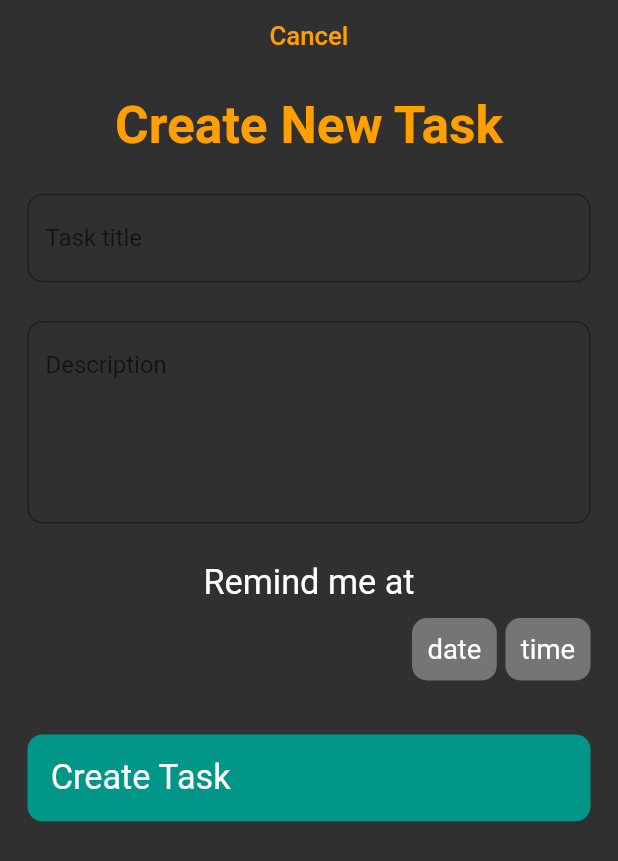
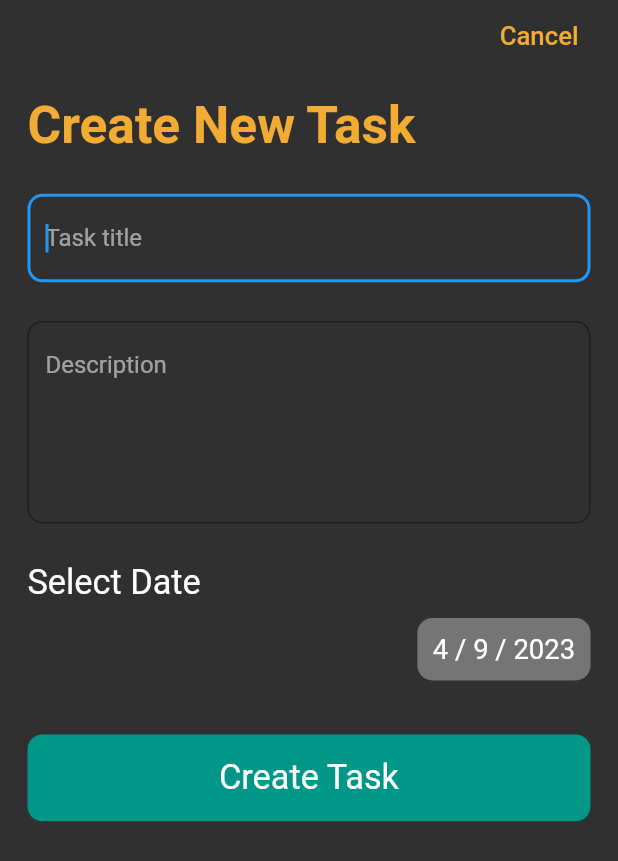
Before and after one commit to sachingupta2006/To-Do-List, a Flutter app: the screen it shows after launch, after a tap on the "add" icon, on a phone screen of 412 x 824 dp. Shown: the top 861 px of the screen. Run offline on Flutter 3.47's test engine with Material 2 defaults, Android fonts, the phone set to English and light mode, and no system bars; our stand-ins replace flutter_screenutil, get.

Commit message:
create new task

```diff
--- a/lib/Routes/Utils/colors.dart
+++ b/lib/Routes/Utils/colors.dart
@@ -2,5 +2,5 @@ import 'package:flutter/material.dart';
 
 class AppColors {
   static const primary = Color.fromARGB(255, 48, 48, 48);
-  static const secondary = Color.fromARGB(255, 255, 160, 0);
+  static const secondary = Color.fromARGB(240, 255, 180, 51);
 }
--- /dev/null
+++ b/lib/Routes/Utils/home_controller.dart
@@ -0,0 +1,5 @@
+import 'package:get/get.dart';
+
+class HomeController extends GetxController {
+  RxList taskData = [].obs;
+}
--- a/lib/Routes/Utils/text.dart
+++ b/lib/Routes/Utils/text.dart
@@ -12,12 +12,21 @@ Widget textSecondary30w600(String text) {
   );
 }
 
+Widget textWhite16Center(String text) {
+  return Text(
+    text,
+    textAlign: TextAlign.center,
+    style: TextStyle(color: Colors.white, fontSize: 16.sp),
+  );
+}
+
 Widget textWhite16(String text) {
   return Text(
     text,
     style: TextStyle(color: Colors.white, fontSize: 16.sp),
   );
 }
+
 Widget textWhite20(String text) {
   return Text(
     text,
--- a/lib/View/create_new_task.dart
+++ b/lib/View/create_new_task.dart
@@ -3,6 +3,11 @@ import 'package:flutter_screenutil/flutter_screenutil.dart';
 import 'package:get/get.dart';
 import 'package:to_do_list/Routes/Utils/colors.dart';
 import '../Routes/Utils/text.dart';
+
+var selectedDate = DateTime.now().obs;
+var stringDate =
+    '${selectedDate.value.day.toString()} / ${selectedDate.value.month.toString()} / ${selectedDate.value.year.toString()}'
+        .obs;
 
 class CreateNewTask extends StatelessWidget {
   const CreateNewTask({super.key});
@@ -16,49 +21,61 @@ class CreateNewTask extends StatelessWidget {
         padding: EdgeInsets.symmetric(horizontal: 16.w),
         physics: const BouncingScrollPhysics(),
         child: Column(
+          crossAxisAlignment: CrossAxisAlignment.start,
           children: [
-            TextButton(
-                onPressed: () => Get.back(), child: textSecondary15('Cancel')),
+            Row(
+              mainAxisAlignment: MainAxisAlignment.end,
+              children: [
+                TextButton(
+                    onPressed: () => Get.back(),
+                    child: textSecondary15('Cancel')),
+              ],
+            ),
             SizedBox(height: 15.h),
             textSecondary30w600('Create New Task'),
             SizedBox(height: 25.h),
             TextFormField(
+              autofocus: true,
+              style: const TextStyle(color: Colors.white),
               decoration: InputDecoration(
                   hintText: 'Task title',
+                  hintStyle: const TextStyle(color: Colors.white54),
                   border: OutlineInputBorder(
                       borderRadius: BorderRadius.circular(10),
                       borderSide:
-                          const BorderSide(color: Colors.white12, width: 1))),
+                          const BorderSide(color: Colors.white60, width: 1))),
             ),
             SizedBox(height: 25.h),
             TextFormField(
+              style: const TextStyle(color: Colors.white),
               maxLines: 5,
               decoration: InputDecoration(
                   hintText: 'Description',
+                  hintStyle: const TextStyle(color: Colors.white54),
                   border: OutlineInputBorder(
                       borderRadius: BorderRadius.circular(10),
                       borderSide:
-                          const BorderSide(color: Colors.white12, width: 1))),
+                          const BorderSide(color: Colors.white60, width: 1))),
             ),
             SizedBox(height: 25.h),
-            textWhite20('Remind me at'),
+            textWhite20('Select Date'),
             SizedBox(height: 10.h),
             Row(
               mainAxisAlignment: MainAxisAlignment.end,
               children: [
-                Container(
-                    padding: EdgeInsets.all(10.h),
-                    decoration: BoxDecoration(
-                        color: Colors.grey[600],
-                        borderRadius: BorderRadius.circular(10)),
-                    child: textWhite16('date')),
-                SizedBox(width: 5.w),
-                Container(
-                    padding: EdgeInsets.all(10.h),
-                    decoration: BoxDecoration(
-                        color: Colors.grey[600],
-                        borderRadius: BorderRadius.circular(10)),
-                    child: textWhite16('time'))
+                GestureDetector(
+                  onTap: () {
+                    presentDatePicker(context);
+                  },
+                  child: Obx(
+                    () => Container(
+                        padding: EdgeInsets.all(10.h),
+                        decoration: BoxDecoration(
+                            color: Colors.grey[600],
+                            borderRadius: BorderRadius.circular(10)),
+                        child: textWhite16(stringDate.value)),
+                  ),
+                ),
               ],
             ),
             SizedBox(height: 35.h),
@@ -72,11 +89,45 @@ class CreateNewTask extends StatelessWidget {
                   decoration: BoxDecoration(
                       color: Colors.teal,
                       borderRadius: BorderRadius.circular(10)),
-                  child: textWhite20('Create Task')),
+                  child: Center(child: textWhite20('Create Task'))),
             )
           ],
         ),
       )),
     );
   }
+
+  void presentDatePicker(context) {
+    TextEditingController dateController = TextEditingController();
+
+    showDatePicker(
+      context: context,
+      initialDate: DateTime.now(),
+      firstDate: DateTime.now(),
+      lastDate: DateTime(2050),
+      builder: (context, child) {
+        return Theme(
+            data: Theme.of(context).copyWith(
+              colorScheme: const ColorScheme.light(
+                primary: AppColors.primary,
+                onPrimary: Colors.white,
+                onSurface: Colors.black,
+              ),
+              textButtonTheme: TextButtonThemeData(
+                style: TextButton.styleFrom(
+                  foregroundColor: AppColors.secondary,
+                ),
+              ),
+            ),
+            child: child!);
+      },
+    ).then((pickedDate) {
+      if (pickedDate == null) {
+        return;
+      }
+      selectedDate.value = pickedDate;
+      dateController.text =
+          "  ${selectedDate.value.day.toString()}/${selectedDate.value.month.toString().padLeft(2, '0')}/${selectedDate.value.year.toString().padLeft(2, '0')}";
+    });
+  }
 }
--- a/lib/View/dashboard.dart
+++ b/lib/View/dashboard.dart
@@ -2,8 +2,8 @@ import 'package:flutter/material.dart';
 import 'package:flutter_screenutil/flutter_screenutil.dart';
 import 'package:get/get.dart';
 import 'package:to_do_list/Routes/Utils/colors.dart';
+import 'package:to_do_list/Routes/Utils/home_controller.dart';
 import 'package:to_do_list/Routes/routes_name.dart';
-
 import '../Routes/Utils/text.dart';
 
 class Dashboard extends StatelessWidget {
@@ -11,52 +11,86 @@ class Dashboard extends StatelessWidget {
 
   @override
   Widget build(BuildContext context) {
+    // final HomeController homeController = Get.put(HomeController());
     return DefaultTabController(
       length: 2,
       child: Scaffold(
-        backgroundColor: Colors.grey[600],
-        appBar: AppBar(
         backgroundColor: AppColors.primary,
-          automaticallyImplyLeading: false,
-          flexibleSpace: const Icon(Icons.abc),
-          actionsIconTheme:
-              IconThemeData(size: 30.sp, color: AppColors.secondary),
-          actions: [
-            GestureDetector(
-                onTap: () => Get.offNamed(RouteName.createNewTask),
-                child: const Icon(Icons.add))
-          ],
-          bottom: PreferredSize(
-              preferredSize: Size.fromHeight(30.h),
-              child: textSecondary30w600('Task')),
-        ),
         body: TabBarView(
           children: [tab1(), tab1()],
         ),
-        bottomNavigationBar:
-            TabBar(tabs: [textWhite16('Home'), textWhite16('Settings')]),
+        bottomNavigationBar: Column(
+          mainAxisSize: MainAxisSize.min,
+          children: [
+            SizedBox(height: 10.h),
+            TabBar(
+                tabs: [textWhite16('Home'), textWhite16('Settings')],
+                indicatorColor: Colors.transparent),
+            SizedBox(height: 10.h)
+          ],
+        ),
       ),
     );
   }
 
   Widget tab1() {
-    return SingleChildScrollView(
+    return Column(
+      children: [
+        SizedBox(height: 15.h),
+        Padding(
+          padding: EdgeInsets.symmetric(horizontal: 16.w),
+          child: Row(
+            mainAxisAlignment: MainAxisAlignment.spaceBetween,
+            children: [
+              textSecondary30w600('Task'),
+              GestureDetector(
+                  onTap: () => Get.offNamed(RouteName.createNewTask),
+                  child:
+                      Icon(Icons.add, size: 30.sp, color: AppColors.secondary))
+            ],
+          ),
+        ),
+        Expanded(
+          child: Obx(
+            () => Container(
+              color: Colors.grey[600],
+              child: SingleChildScrollView(
                   padding: EdgeInsets.symmetric(horizontal: 20.w),
-      child: Column(
+                  child: HomeController().taskData.isEmpty
+                      ? Column(
+                          mainAxisAlignment: MainAxisAlignment.spaceBetween,
                           children: [
                             SizedBox(height: 50.h),
-          textWhite16(
+                            textWhite16Center(
                                 "You don't have any Tasks yet, press the 'Create Task' or '+' button to create one."),
-          SizedBox(height: 15.h),
+                            SizedBox(height: 150.h),
                             ElevatedButton(
                                 style: const ButtonStyle(
-                  backgroundColor: MaterialStatePropertyAll(AppColors.primary)),
+                                    backgroundColor: MaterialStatePropertyAll(
+                                        AppColors.primary)),
                                 onPressed: () {
                                   Get.offNamed(RouteName.createNewTask);
                                 },
-              child: textGreen24w500('Add a Task'))
+                                child: textGreen24w500('Add a Task')),
+                            SizedBox(height: 15.h)
                           ],
+                        )
+                      : ListView.separated(
+                          itemBuilder: (context, index) {
+                            return Container(
+                                padding: EdgeInsets.all(10.h),
+                                decoration: BoxDecoration(
+                                    color: Colors.grey[600],
+                                    borderRadius: BorderRadius.circular(10)),
+                                child: textWhite16('date'));
+                          },
+                          separatorBuilder: (context, index) =>
+                              SizedBox(height: 10.h),
+                          itemCount: 5)),
             ),
+          ),
+        ),
+      ],
     );
   }
 }
```
Lines whose indentation alone changed are shown as unchanged.
